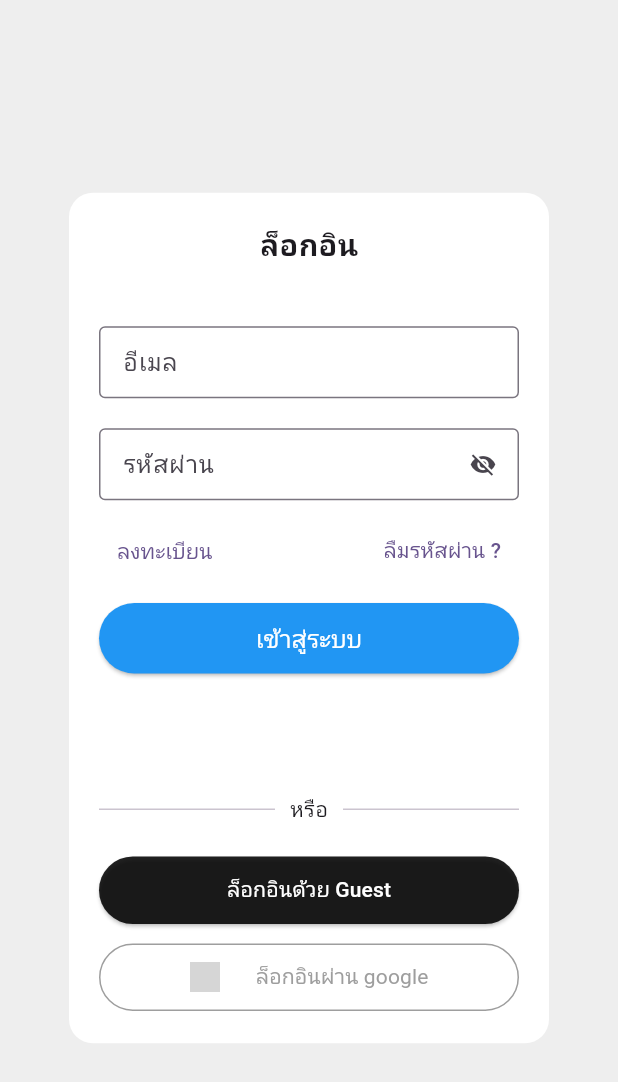
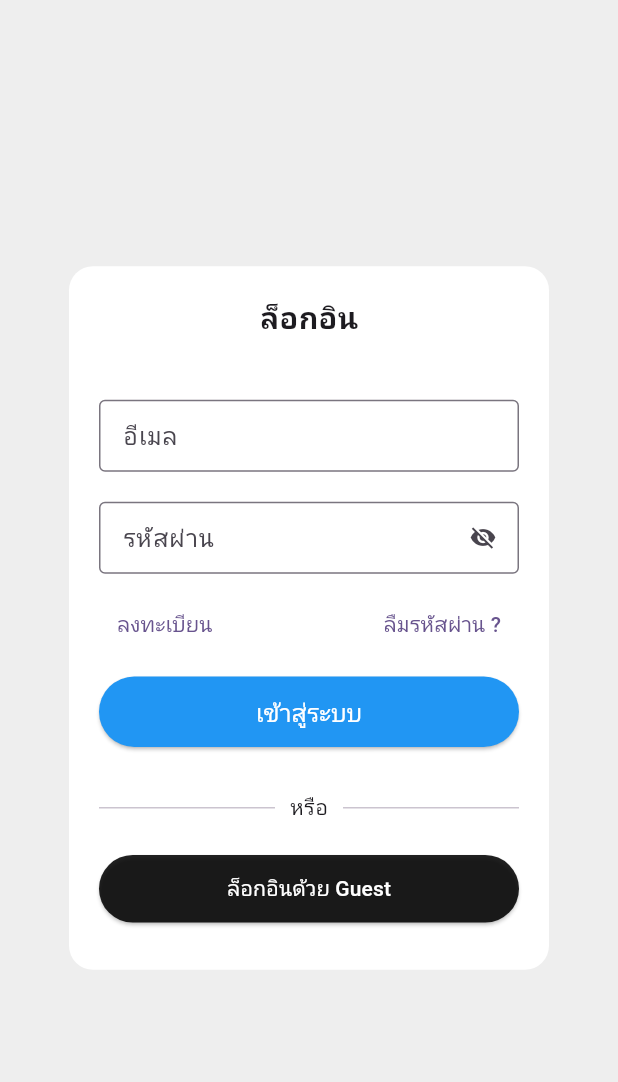
Before and after one commit to chanakan17/app-project, a Flutter app: the LoginScreen screen opened directly, on a phone screen of 412 x 824 dp. Shown: the top 1082 px of the screen. Run offline on Flutter 3.47's test engine with Material 3 defaults, Android fonts, the phone set to English and light mode, and no system bars; our stand-ins replace audioplayers, flutter_tts, speech_to_text; missing offline and left inert: translator; grey boxes are pictures that could not be loaded.

Commit message:
edit login

```diff
--- a/lib/main.dart
+++ b/lib/main.dart
@@ -31,7 +31,7 @@ class MyApp extends StatelessWidget {
       ),
       themeMode: ThemeMode.system, // ใช้ตามระบบเครื่อง (auto switch)
       debugShowCheckedModeBanner: false,
-      home: const HomeScreen(),
+      home: const LoginScreen(),
     );
   }
 }
--- a/lib/screen/login/loginscreen.dart
+++ b/lib/screen/login/loginscreen.dart
@@ -98,7 +98,7 @@ class _LoginScreenState extends State<LoginScreen> {
                   ),
                 ),
               ),
-              const SizedBox(height: 80),
+              const SizedBox(height: 30),
               const Row(
                 children: [
                   Expanded(child: Divider()),
@@ -129,35 +129,6 @@ class _LoginScreenState extends State<LoginScreen> {
                 ),
               ),
               const SizedBox(height: 10),
-              SizedBox(
-                width: double.infinity,
-                child: OutlinedButton.icon(
-                  style: OutlinedButton.styleFrom(
-                    padding: const EdgeInsets.symmetric(vertical: 12),
-                    foregroundColor: Colors.grey,
-                    side: const BorderSide(color: Colors.grey),
-                  ),
-                  onPressed:
-                      () => Navigator.pushReplacement(
-                        context,
-                        MaterialPageRoute(builder: (_) => Signscreen()),
-                      ),
-                  icon: Padding(
-                    padding: const EdgeInsets.fromLTRB(0, 0, 8, 0),
-                    child: Image.network(
-                      'https://upload.wikimedia.org/wikipedia/commons/4/4a/Logo_2013_Google.png',
-                      height: 20,
-                    ),
-                  ),
-                  label: Padding(
-                    padding: const EdgeInsets.fromLTRB(8, 0, 0, 0),
-                    child: const Text(
-                      'ล็อกอินผ่าน google',
-                      style: TextStyle(fontWeight: FontWeight.normal),
-                    ),
-                  ),
-                ),
-              ),
             ],
           ),
         ),
```
